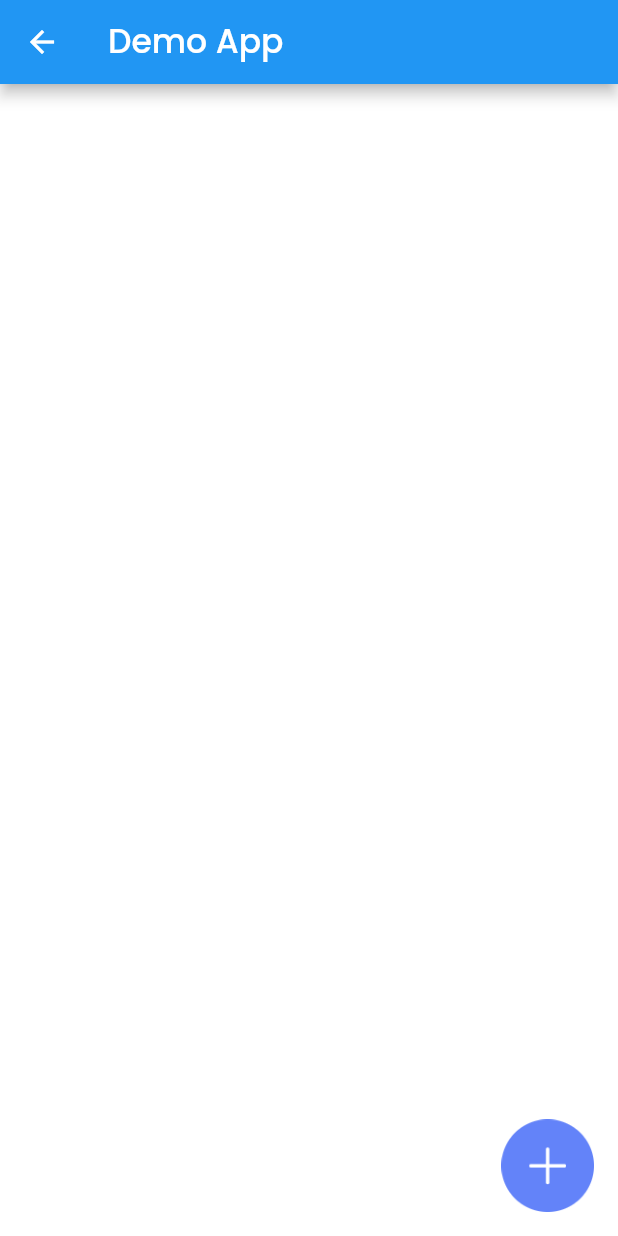
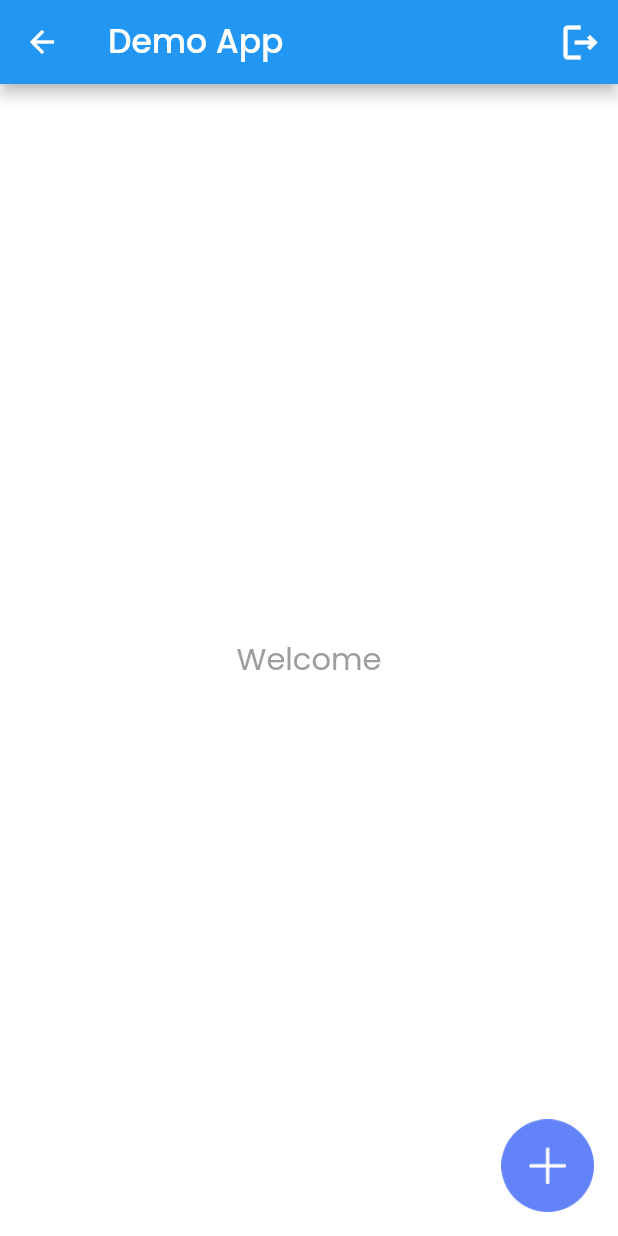
Before and after one commit to KRISHNA-PATE/Login-Signup, a Flutter app: the HomeScreen screen opened by its route, on a phone screen of 412 x 824 dp. Run offline on Flutter 3.47's test engine with Material 2 defaults, Android fonts, the phone set to English and light mode, and no system bars; our stand-ins replace firebase_core, firebase_messaging, flutter_local_notifications, get, shared_preferences; accounts and stored records are empty.

Commit message:
initial commit

```diff
--- a/lib/configs/AppString.dart
+++ b/lib/configs/AppString.dart
@@ -18,4 +18,5 @@ class AppString {
   static String already_have_account = "already_have_account";
   static String dont_have_an_account = "dont_have_an_account";
   static String forgot_password = "forgot_password";
+  static String welcome = "welcome";
 }
--- a/lib/localization/Languages/en_us.dart
+++ b/lib/localization/Languages/en_us.dart
@@ -19,4 +19,5 @@ final Map<String, String> enUS = {
   AppString.already_have_account: "Already have an account? ",
   AppString.dont_have_an_account: "Don't have an account? ",
   AppString.forgot_password: "Forgot Password ?",
+  AppString.welcome: "Welcome",
 };
--- a/lib/screens/home_screen.dart
+++ b/lib/screens/home_screen.dart
@@ -6,6 +6,8 @@ import 'package:login_signup_demo/configs/AppConsts.dart';
 import '../configs/AppColors.dart';
 import '../configs/AppString.dart';
 import '../controllers/home_controller.dart';
+import '../elements/ContentText.dart';
+import '../routes/app_routes.dart';
 
 class HomeScreen extends StatelessWidget {
   final GlobalKey<ScaffoldState> scaffoldKey = GlobalKey<ScaffoldState>();
@@ -16,27 +18,37 @@ class HomeScreen extends StatelessWidget {
   Widget build(BuildContext context) {
     final bottomPadding = MediaQuery.of(context).padding.bottom;
     final topPadding = MediaQuery.of(context).padding.top;
-    return WillPopScope(
-      onWillPop: () {
-        return Future.value(false);
-      },
-      child: Scaffold(
+    return Scaffold(
       backgroundColor: AppColors().colorWhite,
       key: scaffoldKey,
       resizeToAvoidBottomInset: false,
       appBar: AppBar(
         title: Text(AppString.app_name.tr),
+        actions:   [
+          GestureDetector(
+            onTap: (){
+              Get.offAndToNamed(Routes.LoginScreen);
+            },
+            child: Container(
+                margin: const EdgeInsets.symmetric(horizontal: 10),
+                child: const Icon( Icons.logout_outlined,size: 30,)),
           ),
-        body: Container(
-          padding: EdgeInsets.only(top: topPadding, bottom: bottomPadding),
+        ],
       ),
-        floatingActionButton: Obx(() => InkWell(
+      body: Center(
+        child: ContentText(
+          alignment: TextAlign.center,
+          text: AppString.welcome.tr,
+          color: Colors.grey,
+          maxLine: 1,
+        ),
+      ),
+      floatingActionButton:  InkWell(
         child: Image.asset(
           AppAssets.add_floating,
           width: 15.w,
         ),
         onTap: () async {},
-            )),
       ),
     );
   }
--- a/lib/screens/login_screen.dart
+++ b/lib/screens/login_screen.dart
@@ -86,7 +86,9 @@ class LoginScreen extends StatelessWidget {
                           bkg_color: AppColors().colorBlue,
                           text: AppString.sign_in.tr,
                           onPressed: () {
-                            Get.offAndToNamed(Routes.SignupScreen);
+                            if(loginController.formKey.currentState!.validate()){
+                              Get.offAndToNamed(Routes.HomeScreen);
+                            }
                           },
                         ),
                       ),
```
Also changed, not shown: lib/extension/stringext.dart (+4 -4 lines). Lines whose indentation alone changed are shown as unchanged.
